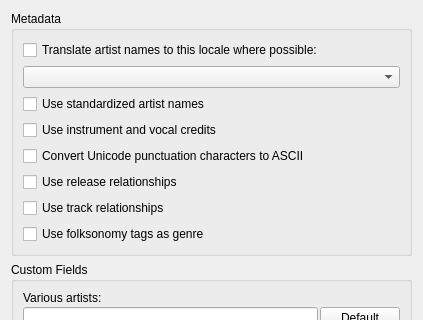
Qt form ui/options_metadata.ui (metabrainz/picard) before a commit; both pictures show x 0 to 423 and y 0 to 320 of the 423 by 553 pixel window.
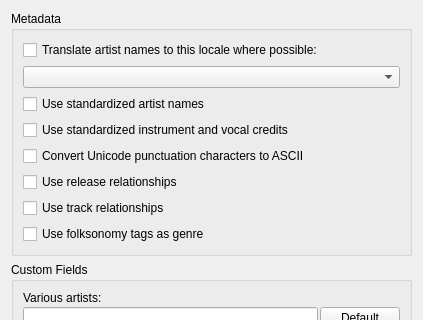
The same form after that commit.

Patch:
```diff
--- a/ui/options_metadata.ui
+++ b/ui/options_metadata.ui
@@ -52,7 +52,7 @@
       <item>
        <widget class="QCheckBox" name="use_instrument_credits">
         <property name="text">
-         <string>Use instrument and vocal credits</string>
+         <string>Use standardized instrument and vocal credits</string>
         </property>
        </widget>
       </item>
```
Left out of the diff: 2 changed lines with no effect on the pictures.
